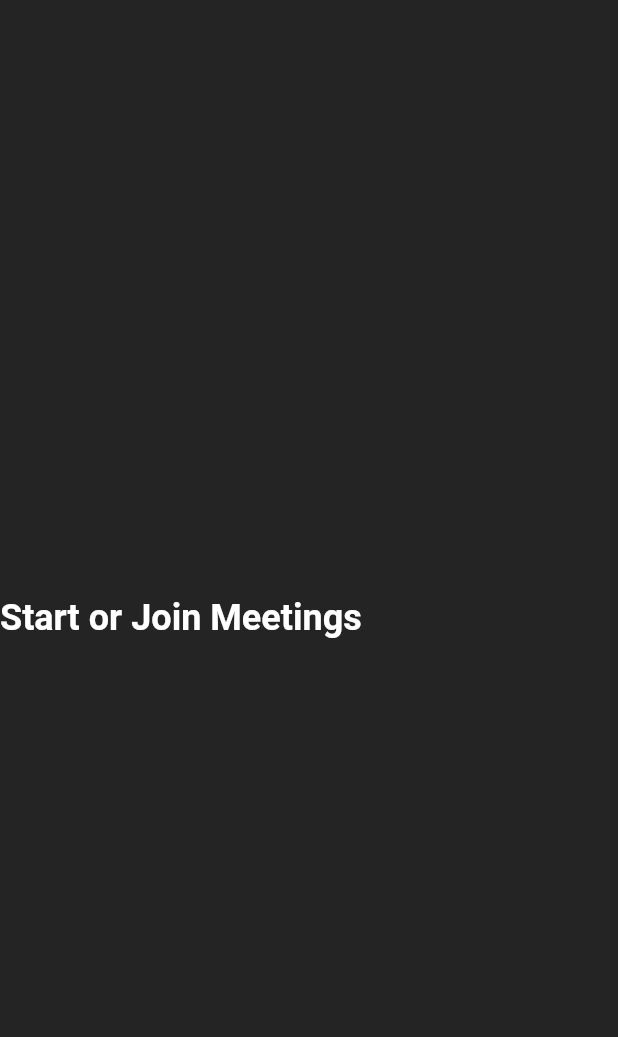
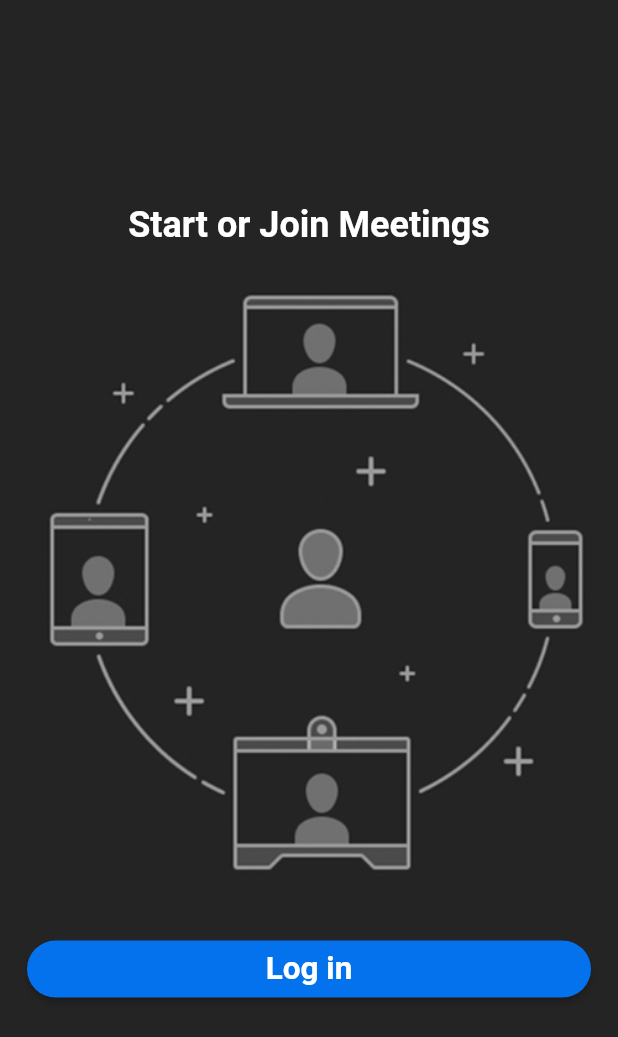
Before and after one commit to Deepak-coder80/zoom-clone, a Flutter app: the screen it shows after launch, on a phone screen of 412 x 824 dp. Shown: the top 1037 px of the screen. Run offline on Flutter 3.47's test engine with Material 2 defaults, Android fonts, the phone set to English and light mode, and no system bars.

Commit message:
custom button finished

```diff
--- a/lib/screens/login_screen.dart
+++ b/lib/screens/login_screen.dart
@@ -1,4 +1,5 @@
 import 'package:flutter/material.dart';
+import 'package:zoom_clone_tutorial/utils/customButton.dart';
 
 class LoginScreen extends StatefulWidget {
   const LoginScreen({Key? key}) : super(key: key);
@@ -15,9 +16,9 @@ class _LoginScreenState extends State<LoginScreen> {
         //make widgets at the center
         mainAxisAlignment: MainAxisAlignment.center,
 
-      children: const [
+        children: [
           //Entry Text
-        Text(
+          const Text(
             'Start or Join Meetings',
             style: TextStyle(
               fontWeight: FontWeight.bold,
@@ -25,8 +26,14 @@ class _LoginScreenState extends State<LoginScreen> {
             ),
           ),
           //image
-        //google sign in button
+          Padding(
+            padding: const EdgeInsets.symmetric(vertical: 14),
+            child: Image.asset("assets/images/onboarding.jpg"),
+          ),
+          //google sign in button - custom button
+         CustomButton(text: 'Log in',onPressed: (){}),
         ],
-    ));
+      ),
+    );
   }
 }
--- /dev/null
+++ b/lib/utils/customButton.dart
@@ -0,0 +1,38 @@
+import 'package:flutter/material.dart';
+import './colors.dart';
+class CustomButton extends StatelessWidget {
+  final String text;
+  final VoidCallback onPressed;
+  const CustomButton({
+    Key? key,
+    required this.text,
+    required this.onPressed,
+  }) : super(key: key);
+
+  @override
+  Widget build(BuildContext context) {
+    return Padding(
+      padding: const EdgeInsets.all(18.0),
+      child: ElevatedButton(
+        style: ElevatedButton.styleFrom(
+          primary: buttonColor,
+          minimumSize: const Size(
+            double.infinity,
+            38,
+          ),
+          shape: RoundedRectangleBorder(
+            borderRadius: BorderRadius.circular(20),
+          ),
+        ),
+        onPressed: onPressed,
+        child: Text(
+          text,
+          style: const TextStyle(
+            fontSize: 21,
+            fontWeight: FontWeight.bold,
+          ),
+        ),
+      ),
+    );
+  }
+}
```
Also changed, not shown: assets/images/onboarding.jpg (added). Lines whose indentation alone changed are shown as unchanged.
